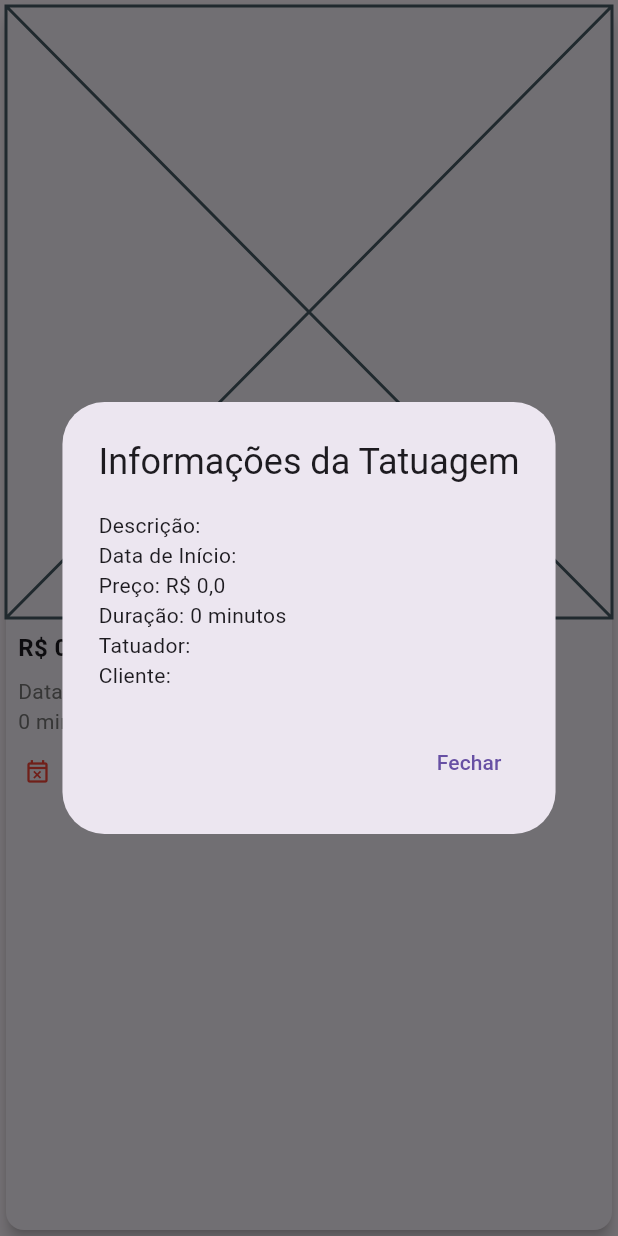
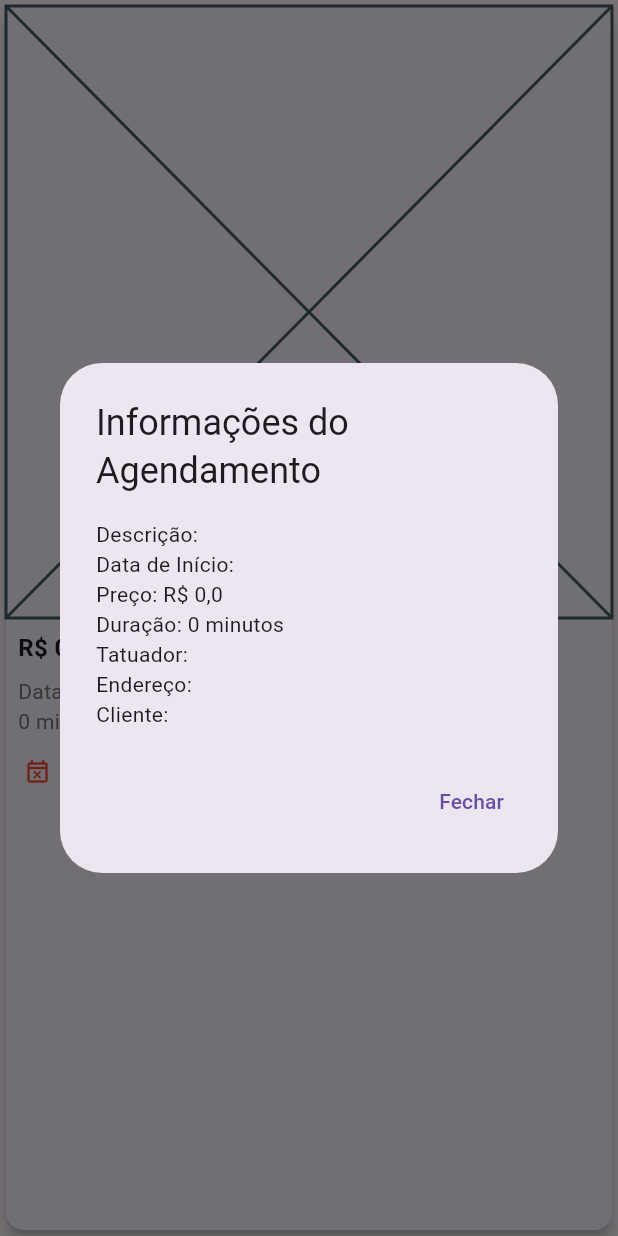
Before and after one commit to eduardo-kurek/opt120-tattoo-front, a Flutter app: the TatooCard widget shown alone on an empty page, opened directly with empty values, after a tap on the "info outline" icon, on a phone screen of 412 x 824 dp. Run offline on Flutter 3.47's test engine with Material 3 defaults, Android fonts, the phone set to English and light mode, and no system bars; our stand-ins replace image_picker, jwt_decoder, shared_preferences; missing offline and left inert: omni_datetime_picker; accounts and stored records are empty; network calls fail.

Commit message:
Add endereço when become tatuador

```diff
--- a/lib/DAO/ScheduleDAO.dart
+++ b/lib/DAO/ScheduleDAO.dart
@@ -62,6 +62,7 @@ Future<Utils> _createUtils(Schedule schedule) async {
     client_name: user['nome'],
     tatuador_id: schedule.tatuador_id,
     tatuador_name: tatuador['nome'],
+    endereco_atendimento: tatuador['endereco_atendimento'],
     tatuagem_id: schedule.tatuagem_id,
     observacao: schedule.observacao,
     imagem: tattoo.imagem,
--- a/lib/Models/Utils.dart
+++ b/lib/Models/Utils.dart
@@ -9,6 +9,7 @@ class Utils{
   String imagem;
   String estilo;
   String data_inicio;
+  String endereco_atendimento;
   double preco;
   // int tamanho;
   int duracao;
@@ -23,6 +24,7 @@ class Utils{
     required this.imagem,
     required this.estilo,
     required this.data_inicio,
+    required this.endereco_atendimento,
     required this.preco,
     required this.client_name,
     required this.tatuador_name,
@@ -42,6 +44,7 @@ class Utils{
       imagem: json['imagem'] ?? '',
       estilo: json['estilo'] ?? '',
       data_inicio: json['data_inicio'] ?? '',
+      endereco_atendimento: json['endereco_atendimento'] ?? '',
       preco: json['preco'] ?? 0.0,
       // tamanho: json['tamanho'] ?? 0,
       duracao: json['duracao'] ?? 0,
--- a/lib/screens/components/tatooInfoDialog.dart
+++ b/lib/screens/components/ScheduleInfoDialog.dart
@@ -2,11 +2,11 @@ import 'package:flutter/material.dart';
 import 'package:tatuagem_front/Models/Utils.dart';
 import 'package:intl/intl.dart';
 
-class TattooInfoDialog extends StatelessWidget {
+class ScheduleInfoDialog extends StatelessWidget {
   final Utils schedule;
   final String Function(String date) formatDate;
 
-  const TattooInfoDialog({
+  const ScheduleInfoDialog({
     Key? key,
     required this.schedule,
     required this.formatDate,
@@ -15,7 +15,7 @@ class TattooInfoDialog extends StatelessWidget {
   @override
   Widget build(BuildContext context) {
     return AlertDialog(
-      title: Text('Informações da Tatuagem'),
+      title: Text('Informações do Agendamento'),
       content: Column(
         crossAxisAlignment: CrossAxisAlignment.start,
         mainAxisSize: MainAxisSize.min,
@@ -25,6 +25,7 @@ class TattooInfoDialog extends StatelessWidget {
           Text('Preço: R\$ ${schedule.preco.toString().replaceAll('.', ',')}'),
           Text('Duração: ${schedule.duracao} minutos'),
           Text('Tatuador: ${schedule.tatuador_name}'),
+          Text('Endereço: ${schedule.endereco_atendimento}'),
           Text('Cliente: ${schedule.client_name}'),
         ],
       ),
--- a/lib/screens/user/artist/artist_home.dart
+++ b/lib/screens/user/artist/artist_home.dart
@@ -10,7 +10,7 @@ import 'package:tatuagem_front/screens/components/menu.dart';
 import 'package:tatuagem_front/screens/components/user_menu.dart';
 import 'package:tatuagem_front/utils/TokenProvider.dart';
 import 'package:intl/intl.dart';
-import 'package:tatuagem_front/screens/components/tatooInfoDialog.dart';
+import 'package:tatuagem_front/screens/components/ScheduleInfoDialog.dart';
 
 class ArtistHome extends StatefulWidget {
   const ArtistHome({super.key});
@@ -101,7 +101,7 @@ class TatooCard extends StatelessWidget {
     showDialog(
       context: context,
       builder: (BuildContext context) {
-        return TattooInfoDialog(
+        return ScheduleInfoDialog(
           schedule: schedule,
           formatDate: formatDate,
         );
@@ -166,7 +166,9 @@ class TatooCard extends StatelessWidget {
                   Row(
                     mainAxisAlignment: MainAxisAlignment.start,
                     children: [
-                    TextButton.icon(
+                    Tooltip(
+                      message: 'Cancelar Agendamento',
+                      child: TextButton.icon(
                         onPressed: () => onDelete(schedule.agendamento_id),
                         icon: Icon(
                           Icons.event_busy_outlined,
@@ -176,6 +178,7 @@ class TatooCard extends StatelessWidget {
                           'Cancelar',
                           style: TextStyle(
                             color: Colors.red,
+                          ),
                         ),
                       ),
                     ),
```
Also changed, not shown: lib/screens/user/become_artist.dart (+12 -24 lines), lib/screens/user/new_scheduling.dart (+0 -10 lines), lib/screens/user/user_home.dart (+6 -3 lines). Lines whose indentation alone changed are shown as unchanged.
